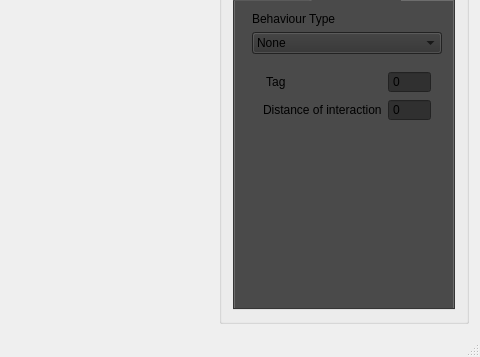
Before: the Qt Designer form SSPSolution/SSP_Editor/SSP_Editor.ui in Chringo/SSP, drawn with Qt 5; both pictures show x 691 to 1171 and y 379 to 736 of the 1171 by 736 pixel window.
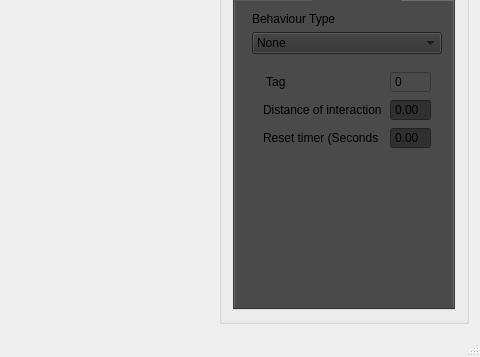
After: the same form once the commit is applied. The open tabs and pages were chosen to show the change.

Commit message: UPDATE: Ui changes, added callback functions. fixed bugs

```diff
--- a/SSPSolution/SSP_Editor/SSP_Editor.ui
+++ b/SSPSolution/SSP_Editor/SSP_Editor.ui
@@ -1329,7 +1329,7 @@
              </widget>
              <widget class="QWidget" name="Behaviour_Button">
               <layout class="QGridLayout" name="gridLayout_5">
-               <item row="6" column="2">
+               <item row="7" column="2">
                 <spacer name="verticalSpacer_4">
                  <property name="orientation">
                   <enum>Qt::Vertical</enum>
@@ -1349,16 +1349,6 @@
                  </property>
                 </widget>
                </item>
-               <item row="1" column="2">
-                <widget class="QSpinBox" name="button_tagBox">
-                 <property name="styleSheet">
-                  <string notr="true">background-color: rgb(48, 48, 48);</string>
-                 </property>
-                 <property name="buttonSymbols">
-                  <enum>QAbstractSpinBox::NoButtons</enum>
-                 </property>
-                </widget>
-               </item>
                <item row="2" column="0" rowspan="2" colspan="2">
                 <widget class="QLabel" name="tag_label_2">
                  <property name="text">
@@ -1366,8 +1356,38 @@
                  </property>
                 </widget>
                </item>
+               <item row="1" column="2">
+                <widget class="QSpinBox" name="button_tagBox">
+                 <property name="styleSheet">
+                  <string notr="true"/>
+                 </property>
+                 <property name="readOnly">
+                  <bool>true</bool>
+                 </property>
+                 <property name="buttonSymbols">
+                  <enum>QAbstractSpinBox::NoButtons</enum>
+                 </property>
+                </widget>
+               </item>
                <item row="2" column="2" rowspan="2">
-                <widget class="QSpinBox" name="button_dist_box">
+                <widget class="QDoubleSpinBox" name="button_dist_box">
+                 <property name="styleSheet">
+                  <string notr="true">background-color: rgb(48, 48, 48);</string>
+                 </property>
+                 <property name="buttonSymbols">
+                  <enum>QAbstractSpinBox::NoButtons</enum>
+                 </property>
+                </widget>
+               </item>
+               <item row="4" column="0">
+                <widget class="QLabel" name="tag_label_3">
+                 <property name="text">
+                  <string>Reset timer (Seconds)</string>
+                 </property>
+                </widget>
+               </item>
+               <item row="4" column="2">
+                <widget class="QDoubleSpinBox" name="button_timer_box">
                  <property name="styleSheet">
                   <string notr="true">background-color: rgb(48, 48, 48);</string>
                  </property>
```
The commit also changes 6 other files.
